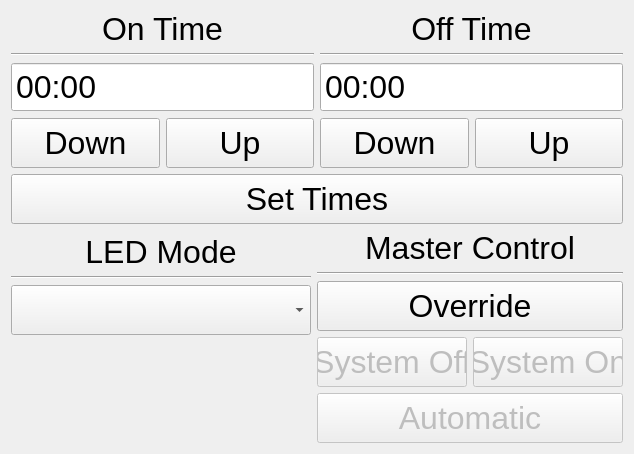
The window that pond_client/home.ui (Josh-Larson/P.O.N.D.S) describes before a commit, drawn with Qt 5.
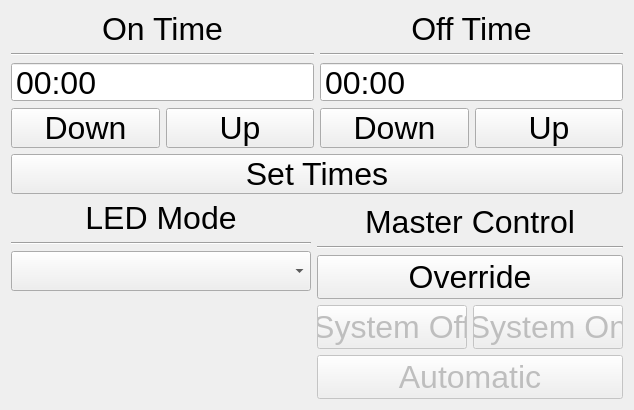
The same window after the commit.

Patch:
```diff
--- a/pond_client/home.ui
+++ b/pond_client/home.ui
@@ -7,7 +7,7 @@
     <x>0</x>
     <y>0</y>
     <width>628</width>
-    <height>414</height>
+    <height>388</height>
    </rect>
   </property>
   <property name="font">
@@ -47,7 +47,7 @@
            <property name="minimumSize">
             <size>
              <width>300</width>
-             <height>50</height>
+             <height>40</height>
             </size>
            </property>
            <property name="font">
@@ -70,7 +70,7 @@
              <property name="minimumSize">
               <size>
                <width>0</width>
-               <height>50</height>
+               <height>40</height>
               </size>
              </property>
              <property name="text">
@@ -83,7 +83,7 @@
              <property name="minimumSize">
               <size>
                <width>0</width>
-               <height>50</height>
+               <height>40</height>
               </size>
              </property>
              <property name="text">
@@ -119,7 +119,7 @@
            <property name="minimumSize">
             <size>
              <width>300</width>
-             <height>50</height>
+             <height>40</height>
             </size>
            </property>
            <property name="font">
@@ -152,7 +152,7 @@
              <property name="minimumSize">
               <size>
                <width>0</width>
-               <height>50</height>
+               <height>40</height>
               </size>
              </property>
              <property name="text">
@@ -165,7 +165,7 @@
              <property name="minimumSize">
               <size>
                <width>0</width>
-               <height>50</height>
+               <height>40</height>
               </size>
              </property>
              <property name="text">
@@ -184,7 +184,7 @@
        <property name="minimumSize">
         <size>
          <width>0</width>
-         <height>50</height>
+         <height>40</height>
         </size>
        </property>
        <property name="text">
@@ -236,7 +236,7 @@
          <property name="minimumSize">
           <size>
            <width>300</width>
-           <height>50</height>
+           <height>40</height>
           </size>
          </property>
         </widget>
@@ -286,7 +286,7 @@
          <property name="minimumSize">
           <size>
            <width>300</width>
-           <height>50</height>
+           <height>40</height>
           </size>
          </property>
          <property name="text">
@@ -304,7 +304,7 @@
            <property name="minimumSize">
             <size>
              <width>150</width>
-             <height>50</height>
+             <height>40</height>
             </size>
            </property>
            <property name="text">
@@ -320,7 +320,7 @@
            <property name="minimumSize">
             <size>
              <width>150</width>
-             <height>50</height>
+             <height>40</height>
             </size>
            </property>
            <property name="text">
@@ -338,7 +338,7 @@
          <property name="minimumSize">
           <size>
            <width>300</width>
-           <height>50</height>
+           <height>40</height>
           </size>
          </property>
          <property name="text">
```
